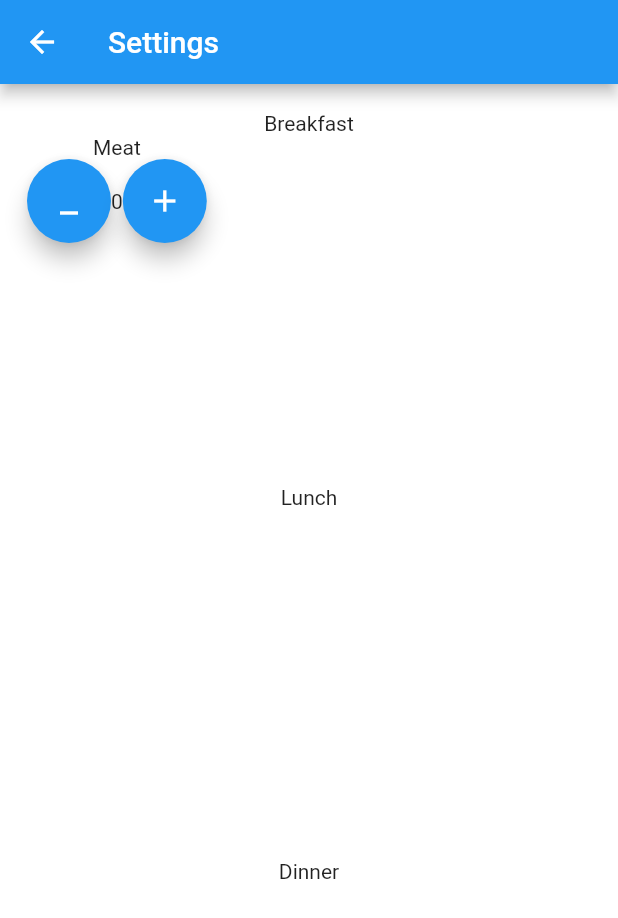
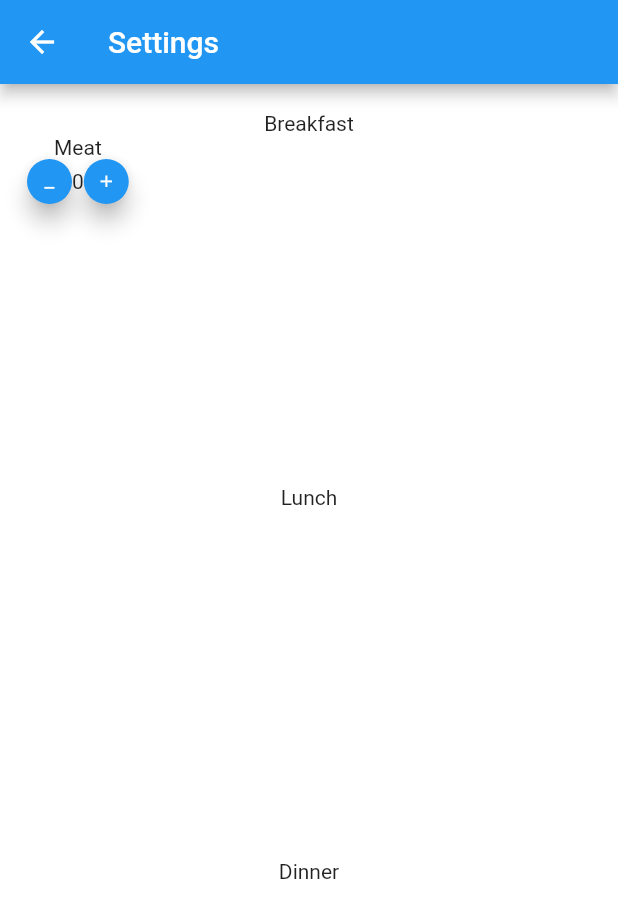
Before and after one commit to Linxin-Zhong/Bon-Appetit, a Flutter app: the screen it shows after launch, after a tap on the "settings" icon, on a phone screen of 412 x 824 dp. Shown: the top 918 px of the screen. Run offline on Flutter 3.47's test engine with Material 2 defaults, Android fonts, the phone set to English and light mode, and no system bars; our stand-ins replace auto_size_text, google_fonts.

Commit message:
Modified size of the buttons at settings page

```diff
--- a/lib/homePage.dart
+++ b/lib/homePage.dart
@@ -119,8 +119,7 @@ class _HomePageState extends State<HomePage> {
               key: Key(dish.name),
               onDismissed: (direction) {
                 setState(() {
-                  db.dishes.removeAt(index);
-                  db.number--;
+                  db.removeDish(dish.name, index, dish.type);
                 });
                 ScaffoldMessenger.of(context)
                   .showSnackBar(SnackBar(content: Text('item removed.')));
--- a/lib/settingsPage.dart
+++ b/lib/settingsPage.dart
@@ -43,7 +43,11 @@ class _settingsState extends State<settingsPage> {
                               Column(children: [
                                 Text('Meat'),
                                 Row(children: [
-                                  FloatingActionButton(
+                                  Container(
+                                      height: 30,
+                                      width: 30,
+                                      child: (FittedBox(
+                                        child: FloatingActionButton(
                                             child: const Icon(Icons.minimize),
                                             onPressed: () {
                                               if (!db.ableToChange(
@@ -57,8 +61,13 @@ class _settingsState extends State<settingsPage> {
                                                 //refresh
                                               });
                                             }),
+                                      ))),
                                   Text(db.meatComb[0].toString()),
-                                  FloatingActionButton(
+                                  Container(
+                                      height: 30,
+                                      width: 30,
+                                      child: (FittedBox(
+                                        child: FloatingActionButton(
                                             child: const Icon(Icons.add),
                                             onPressed: () {
                                               if (!db.ableToChange(
@@ -72,6 +81,7 @@ class _settingsState extends State<settingsPage> {
                                                 //refresh
                                               });
                                             }),
+                                      ))),
                                 ])
                               ])
                             ],
```
Also changed, not shown: lib/database.dart (+7 -0 lines). Lines whose indentation alone changed are shown as unchanged.
